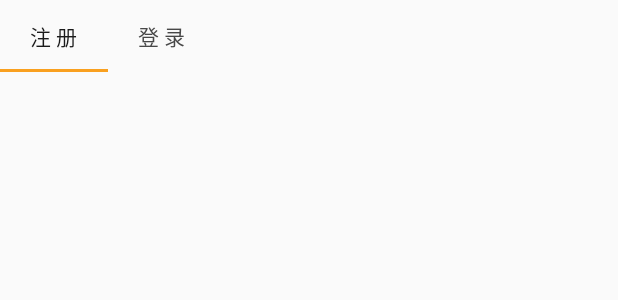
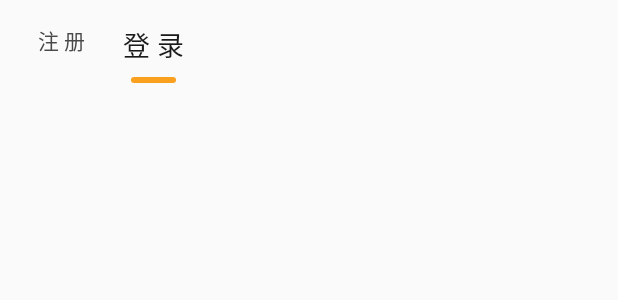
Before and after one commit to nobady/TeamBook1, an Android app: the layout activity_login1.xml on its own in the app's theme, with its tools: preview values and no code run, on a phone screen of 412 x 824 dp. Shown: the top 300 px of the screen. Run offline under Robolectric (Android 15) with nearby library versions, the phone set to English and light mode, and no system bars.

Commit message:
自定义tabItem

```diff
--- a/app/src/main/java/com/loufei/teambook/weight/CustomTabItem.kt
+++ b/app/src/main/java/com/loufei/teambook/weight/CustomTabItem.kt
@@ -2,37 +2,72 @@ package com.loufei.teambook.weight
 
 import android.content.Context
 import android.util.AttributeSet
+import android.view.LayoutInflater
+import android.view.View
+import android.widget.ImageView
 import android.widget.LinearLayout
+import android.widget.TextView
 import com.google.android.material.tabs.TabItem
 import com.loufei.teambook.R
+import kotlinx.android.synthetic.main.layout_tab_item.view.*
 
 /**
  * 根据是否选中来改变文本大小的tabItem
  * Created by lvtengfei on 2019-12-23.
  */
-class CustomTabItem(context: Context,attrs: AttributeSet):LinearLayout(context,attrs) {
+class CustomTabItem(context: Context, attrs: AttributeSet) : LinearLayout(context, attrs) {
 
+
+    private var content: String?
+    private var isSelect = false
+    private var selectTextColor = 0
+    private var textColor = 0
+    private var selectTextSize = 0F
+    private var textSize = 0F
+    private var indicatorHeight = 0F
+    private var indicatorBackgroundId = 0
 
     init {
         val typedArray =
             context.obtainStyledAttributes(attrs, R.styleable.CustomTabItem)
-        val content = typedArray.getString(R.styleable.CustomTabItem_text)
-        val isSelected = typedArray.getBoolean(R.styleable.CustomTabItem_isSelect, false)
-        val selectTextColor = typedArray.getColor(
+        content = typedArray.getString(R.styleable.CustomTabItem_text)
+        isSelect = typedArray.getBoolean(R.styleable.CustomTabItem_isSelect, false)
+        selectTextColor = typedArray.getColor(
             R.styleable.CustomTabItem_selectedTextColor,
             context.resources.getColor(R.color.main_text_color)
         )
-        val textColor = typedArray.getColor(
+        textColor = typedArray.getColor(
             R.styleable.CustomTabItem_textColor,
             context.resources.getColor(R.color.second_text_color)
         )
-        val selectTextSize = typedArray.getDimension(R.styleable.CustomTabItem_selectedTextSize, 18F)
-        val textSize = typedArray.getDimension(R.styleable.CustomTabItem_textSize, 14F)
-        val indicatorHeight = typedArray.getDimension(R.styleable.CustomTabItem_tabIndicatorHeight, 2F)
-        typedArray.getColorStateList(R.styleable.CustomTabItem_tabIndicatorBackground,
-            context.resources.getColorStateList(R.color.main_text_color))
+        selectTextSize = typedArray.getDimension(R.styleable.CustomTabItem_selectedTextSize, 18F)
+        textSize = typedArray.getDimension(R.styleable.CustomTabItem_textSize, 14F)
+        indicatorHeight = typedArray.getDimension(R.styleable.CustomTabItem_tabIndicatorHeight, 2F)
+        indicatorBackgroundId =
+            typedArray.getResourceId(R.styleable.CustomTabItem_tabIndicatorBackground, 0)
 
+        LayoutInflater.from(context).inflate(R.layout.layout_tab_item, this, true)
 
+        setViews()
         typedArray.recycle()
     }
+
+    private fun setViews(){
+        val tabTextView = findViewById<TextView>(R.id.tv_tabItem_text)
+        val indicatorIv = findViewById<ImageView>(R.id.indicator_iv)
+        content?.let { tabTextView.text = it }
+        indicatorBackgroundId.takeIf { isSelect }?.apply {
+            tabTextView.setTextColor(selectTextColor)
+            tabTextView.textSize = selectTextSize
+            indicatorIv.visibility = View.VISIBLE
+        }.takeIf { it!=0 }?.let {
+            indicatorIv.setImageResource(it)
+        }
+        indicatorBackgroundId.takeUnless { isSelect }?.apply {
+            tabTextView.setTextColor(textColor)
+            tabTextView.textSize = textSize
+            indicatorIv.visibility = View.INVISIBLE
+        }
+    }
+
 }
--- /dev/null
+++ b/app/src/main/res/drawable/shape_indicator_bg.xml
@@ -0,0 +1,7 @@
+<?xml version="1.0" encoding="utf-8"?>
+<shape xmlns:android="http://schemas.android.com/apk/res/android" android:shape="rectangle">
+
+    <corners android:radius="360dp"/>
+    <solid android:color="@color/main_color"/>
+    <size android:height="2dp"/>
+</shape>
--- a/app/src/main/res/layout/activity_login1.xml
+++ b/app/src/main/res/layout/activity_login1.xml
@@ -13,7 +13,8 @@
         android:layout_width="match_parent"
         android:layout_height="match_parent">
 
-        <com.google.android.material.tabs.TabLayout
+        <LinearLayout
+            android:orientation="horizontal"
             android:id="@+id/tabLayout_login"
             android:layout_width="match_parent"
             android:layout_height="wrap_content"
@@ -24,18 +25,22 @@
             app:tabIndicatorHeight="2dp"
             app:tabMode="scrollable" >
 
-            <com.google.android.material.tabs.TabItem
+           <com.loufei.teambook.weight.CustomTabItem
+               android:layout_width="50dp"
+               android:gravity="center"
+               android:layout_height="wrap_content"
+               android:layout_margin="@dimen/margin_normal"
+               app:text="@string/register"
+               />
+
+            <com.loufei.teambook.weight.CustomTabItem
                 android:layout_width="wrap_content"
                 android:layout_height="wrap_content"
-                android:text="@string/register"
+                android:layout_marginTop="@dimen/margin_normal"
+                app:text="@string/next_login"
+                app:isSelect="true"
                 />
-
-            <com.google.android.material.tabs.TabItem
-                android:layout_width="wrap_content"
-                android:layout_height="wrap_content"
-                android:text="@string/next_login"
-                />
-        </com.google.android.material.tabs.TabLayout>
+        </LinearLayout>
 
         <FrameLayout
             android:id="@+id/frameLayout"
--- /dev/null
+++ b/app/src/main/res/layout/layout_tab_item.xml
@@ -0,0 +1,24 @@
+<?xml version="1.0" encoding="utf-8"?>
+<LinearLayout xmlns:android="http://schemas.android.com/apk/res/android"
+    xmlns:tools="http://schemas.android.com/tools"
+    android:orientation="vertical"
+    android:layout_width="wrap_content"
+    android:gravity="center"
+    android:layout_height="match_parent">
+
+    <TextView
+        android:gravity="center"
+        android:layout_width="wrap_content"
+        android:layout_height="wrap_content"
+        android:id="@+id/tv_tabItem_text"
+        tools:text="demo"
+        />
+
+    <ImageView
+        android:layout_width="30dp"
+        android:layout_height="4dp"
+        android:id="@+id/indicator_iv"
+        android:layout_marginTop="8dp"
+        android:src="@drawable/shape_indicator_bg"
+        />
+</LinearLayout>
```
